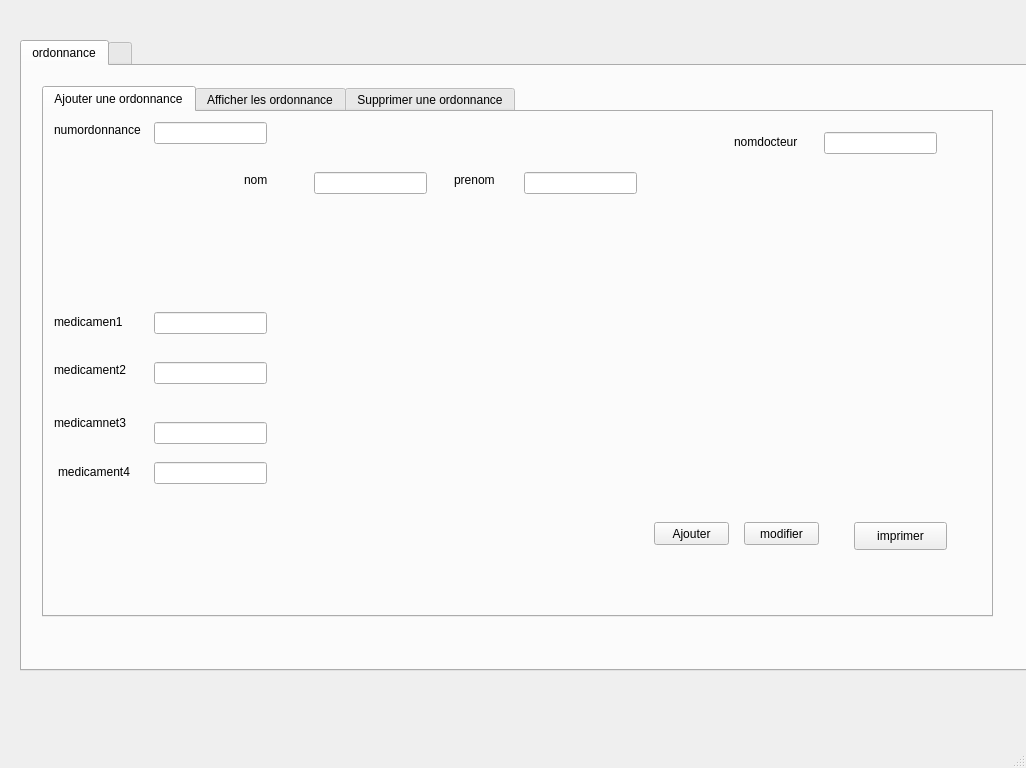
Qt form Hadil/ordonnace_f/mainwindow.ui (fourat8/madsquad) before a commit.
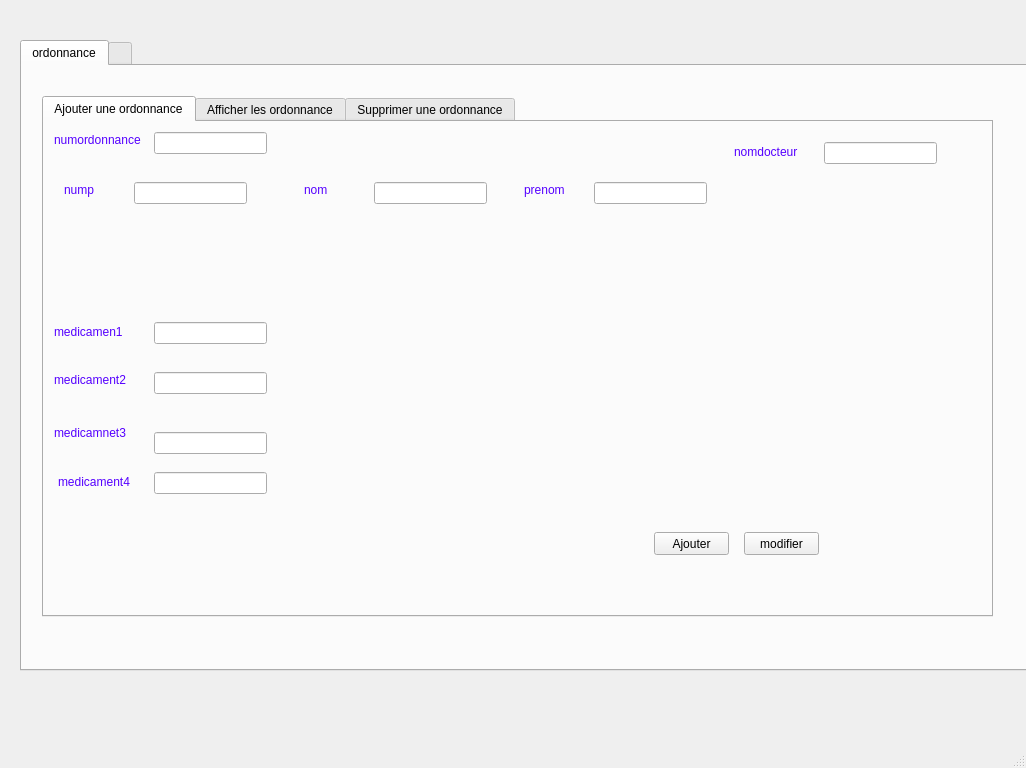
The same form after that commit. The open tabs and pages were chosen to show the change.

The edit to the form file:
```diff
--- a/Hadil/ordonnace_f/mainwindow.ui
+++ b/Hadil/ordonnace_f/mainwindow.ui
@@ -34,9 +34,9 @@
       <property name="geometry">
        <rect>
         <x>20</x>
-        <y>20</y>
+        <y>30</y>
         <width>951</width>
-        <height>531</height>
+        <height>521</height>
        </rect>
       </property>
       <property name="styleSheet">
@@ -52,12 +52,16 @@
        <widget class="QLabel" name="label_2">
         <property name="geometry">
          <rect>
-          <x>410</x>
+          <x>480</x>
           <y>60</y>
           <width>47</width>
           <height>16</height>
          </rect>
         </property>
+        <property name="styleSheet">
+         <string notr="true">color: rgb(85, 0, 255);
+font: 75 8pt &quot;MS Shell Dlg 2&quot;;</string>
+        </property>
         <property name="text">
          <string>prenom</string>
         </property>
@@ -71,6 +75,10 @@
           <height>16</height>
          </rect>
         </property>
+        <property name="styleSheet">
+         <string notr="true">color: rgb(85, 0, 255);
+font: 75 8pt &quot;MS Shell Dlg 2&quot;;</string>
+        </property>
         <property name="text">
          <string>numordonnance</string>
         </property>
@@ -110,6 +118,10 @@
           <height>20</height>
          </rect>
         </property>
+        <property name="styleSheet">
+         <string notr="true">color: rgb(85, 0, 255);
+font: 75 8pt &quot;MS Shell Dlg 2&quot;;</string>
+        </property>
         <property name="text">
          <string>medicamen1</string>
         </property>
@@ -123,6 +135,10 @@
           <height>16</height>
          </rect>
         </property>
+        <property name="styleSheet">
+         <string notr="true">color: rgb(85, 0, 255);
+font: 75 8pt &quot;MS Shell Dlg 2&quot;;</string>
+        </property>
         <property name="text">
          <string>medicament2</string>
         </property>
@@ -136,6 +152,10 @@
           <height>31</height>
          </rect>
         </property>
+        <property name="styleSheet">
+         <string notr="true">color: rgb(85, 0, 255);
+font: 75 8pt &quot;MS Shell Dlg 2&quot;;</string>
+        </property>
         <property name="text">
          <string>medicamnet3</string>
         </property>
@@ -143,12 +163,16 @@
        <widget class="QLabel" name="label">
         <property name="geometry">
          <rect>
-          <x>200</x>
+          <x>260</x>
           <y>60</y>
           <width>55</width>
           <height>16</height>
          </rect>
         </property>
+        <property name="styleSheet">
+         <string notr="true">color: rgb(85, 0, 255);
+font: 75 8pt &quot;MS Shell Dlg 2&quot;;</string>
+        </property>
         <property name="text">
          <string>nom</string>
         </property>
@@ -162,6 +186,10 @@
           <height>20</height>
          </rect>
         </property>
+        <property name="styleSheet">
+         <string notr="true">color: rgb(85, 0, 255);
+font: 75 8pt &quot;MS Shell Dlg 2&quot;;</string>
+        </property>
         <property name="text">
          <string>nomdocteur</string>
         </property>
@@ -175,6 +203,10 @@
           <height>20</height>
          </rect>
         </property>
+        <property name="styleSheet">
+         <string notr="true">color: rgb(85, 0, 255);
+font: 75 8pt &quot;MS Shell Dlg 2&quot;;</string>
+        </property>
         <property name="text">
          <string>medicament4</string>
         </property>
@@ -202,7 +234,7 @@
        <widget class="QLineEdit" name="nom">
         <property name="geometry">
          <rect>
-          <x>270</x>
+          <x>330</x>
           <y>60</y>
           <width>113</width>
           <height>22</height>
@@ -212,7 +244,7 @@
        <widget class="QLineEdit" name="prenom">
         <property name="geometry">
          <rect>
-          <x>480</x>
+          <x>550</x>
           <y>60</y>
           <width>113</width>
           <height>22</height>
@@ -259,19 +291,67 @@
          </rect>
         </property>
        </widget>
-       <widget class="QPushButton" name="pdf">
+       <widget class="QLabel" name="picture">
         <property name="geometry">
          <rect>
-          <x>810</x>
-          <y>410</y>
-          <width>93</width>
-          <height>28</height>
+          <x>4</x>
+          <y>5</y>
+          <width>931</width>
+          <height>501</height>
          </rect>
         </property>
         <property name="text">
-         <string>imprimer</string>
+         <string/>
         </property>
        </widget>
+       <widget class="QLineEdit" name="lineEdit">
+        <property name="geometry">
+         <rect>
+          <x>90</x>
+          <y>60</y>
+          <width>113</width>
+          <height>22</height>
+         </rect>
+        </property>
+       </widget>
+       <widget class="QLabel" name="label_11">
+        <property name="geometry">
+         <rect>
+          <x>20</x>
+          <y>60</y>
+          <width>55</width>
+          <height>16</height>
+         </rect>
+        </property>
+        <property name="styleSheet">
+         <string notr="true">color: rgb(85, 0, 255);
+font: 75 8pt &quot;MS Shell Dlg 2&quot;;</string>
+        </property>
+        <property name="text">
+         <string>nump</string>
+        </property>
+       </widget>
+       <zorder>picture</zorder>
+       <zorder>label_2</zorder>
+       <zorder>label_3</zorder>
+       <zorder>pb_ajouter</zorder>
+       <zorder>pushButton</zorder>
+       <zorder>label_6</zorder>
+       <zorder>label_7</zorder>
+       <zorder>label_8</zorder>
+       <zorder>label</zorder>
+       <zorder>label_9</zorder>
+       <zorder>label_10</zorder>
+       <zorder>num</zorder>
+       <zorder>doc</zorder>
+       <zorder>nom</zorder>
+       <zorder>prenom</zorder>
+       <zorder>med1</zorder>
+       <zorder>med2</zorder>
+       <zorder>med3</zorder>
+       <zorder>med4</zorder>
+       <zorder>lineEdit</zorder>
+       <zorder>label_11</zorder>
       </widget>
       <widget class="QWidget" name="tab_2">
        <attribute name="title">
@@ -310,6 +390,37 @@
          <string>numordo</string>
         </property>
        </widget>
+       <widget class="QLabel" name="picture_2">
+        <property name="geometry">
+         <rect>
+          <x>4</x>
+          <y>5</y>
+          <width>941</width>
+          <height>491</height>
+         </rect>
+        </property>
+        <property name="text">
+         <string/>
+        </property>
+       </widget>
+       <widget class="QPushButton" name="pdf">
+        <property name="geometry">
+         <rect>
+          <x>750</x>
+          <y>440</y>
+          <width>93</width>
+          <height>28</height>
+         </rect>
+        </property>
+        <property name="text">
+         <string>imprimer</string>
+        </property>
+       </widget>
+       <zorder>picture_2</zorder>
+       <zorder>tabordo</zorder>
+       <zorder>numm</zorder>
+       <zorder>label_5</zorder>
+       <zorder>pdf</zorder>
       </widget>
       <widget class="QWidget" name="tab_3">
        <attribute name="title">
```
Left out of the diff: 29 changed lines with no effect on the pictures.
